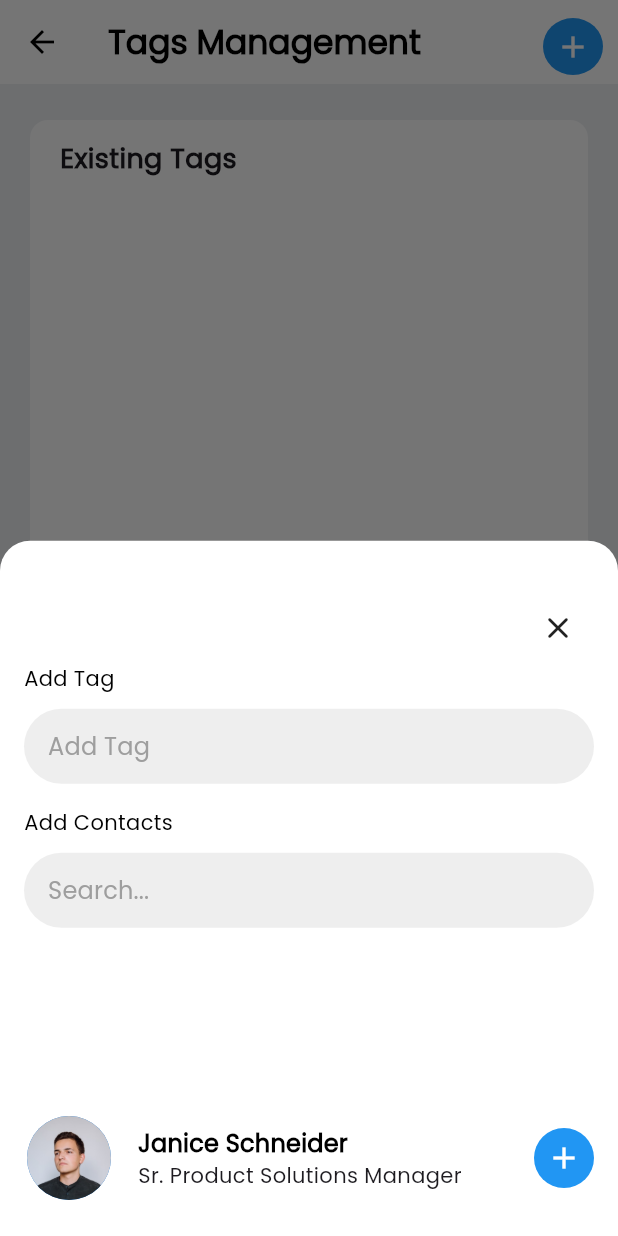
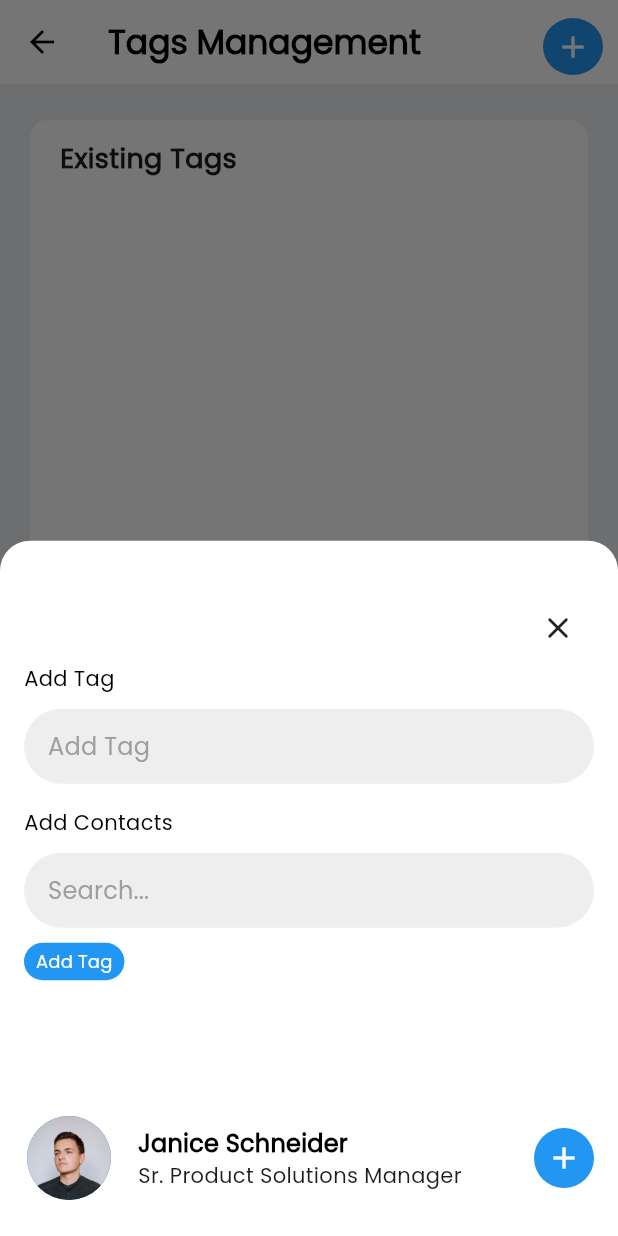
Before and after one commit to vyassharad11/MyIdCard, a Flutter app: the TagManagementScreen screen opened directly, after a tap on the "add" icon, on a phone screen of 412 x 824 dp. Run offline on Flutter 3.47's test engine with Material 3 defaults, Android fonts, the light colour scheme and no system bars; drawn by our look-alikes of loader_overlay; our stand-ins replace another_flushbar, cached_network_image, card_swiper, device_info_plus, dio, dotted_border and 14 more; missing offline and left inert: custom_sliding_segmented_control, flex_color_picker; accounts and stored records are empty; generated files the repository leaves out were written again; network calls fail.

Commit message:
fixed issue

```diff
--- a/lib/bloc/cubit/team_cubit.dart
+++ b/lib/bloc/cubit/team_cubit.dart
@@ -94,10 +94,10 @@ class TeamCubit extends Cubit<ResponseState> {
   Future<void> apiGetUnApproveTeamMember(body) async {
     emit(ResponseStateLoading());
     HttpResponse httpResponse;
-    UtilityDto dto;
+    TeamMembersResponse dto;
     try {
       httpResponse = await teamRepository.apiGetUnApproveTeamMember(body);
-      dto = httpResponse.data as UtilityDto;
+      dto = httpResponse.data as TeamMembersResponse;
       emit(ResponseStateSuccess(dto));
     } on DioError catch (error) {
       emit(ServerError.mapDioErrorToState(error));
--- a/lib/data/network/rest_client.dart
+++ b/lib/data/network/rest_client.dart
@@ -186,7 +186,7 @@ abstract class RestClient {
  @POST("{url}team/get-unapproved-team-member")
   @Header(headerValue)
   @Header(headerContentType)
-  Future<HttpResponse<UtilityDto>> apiGetUnApproveTeamMember(@Path("url") url,
+  Future<HttpResponse<TeamMembersResponse>> apiGetUnApproveTeamMember(@Path("url") url,
       @Header(authorization) token,@Body() body,);
 
  @POST("{url}team/delete/{id}")
--- a/lib/data/repository/team_repository.dart
+++ b/lib/data/repository/team_repository.dart
@@ -96,7 +96,7 @@ class TeamRepository {
     return _apiClient.apiApproveTeamMember(dto,token2,body);
   }
 
-  Future<HttpResponse<UtilityDto>> apiGetUnApproveTeamMember(body) async {
+  Future<HttpResponse<TeamMembersResponse>> apiGetUnApproveTeamMember(body) async {
     token = await Storage().getToken() ?? "";
     var token2 = "Bearer $token";
     var dto = await Network.baseUrl;
--- a/lib/screens/tag/tag_management_screen.dart
+++ b/lib/screens/tag/tag_management_screen.dart
@@ -428,6 +428,31 @@ class _TagManagementScreenState extends State<TagManagementScreen> {
                   ],
                 ),
               ),
+              SizedBox(height: 10,),
+              SizedBox(
+                height: 25,
+                child: ElevatedButton(
+                  style: ElevatedButton.styleFrom(
+                    padding: EdgeInsets.symmetric(
+                        horizontal: 8, vertical: 0),
+                    elevation: 0,
+                    backgroundColor: Colors.blue,
+                    shape: RoundedRectangleBorder(
+                      borderRadius: BorderRadius.circular(16),
+                    ),
+                  ),
+                  onPressed: () {
+                    if(controller.text.isNotEmpty) {
+                      apiAddTag(controller.text);
+                    }
+                    controller.clear();
+                  },
+                  child: const Text(
+                    'Add Tag',
+                    style: TextStyle(fontSize: 12),
+                  ),
+                ),
+              ),
               const Spacer(),
               // Contact Information
               ListTile(
@@ -468,16 +493,10 @@ class _TagManagementScreenState extends State<TagManagementScreen> {
                   ),
                 ),
               ),
+
             ],
           ),
         );
-      },
-    ).whenComplete(
-      () {
-        if(controller.text.isNotEmpty) {
-          apiAddTag(controller.text);
-        }
-        controller.clear();
       },
     );
   }
--- a/lib/screens/team/edit_team.dart
+++ b/lib/screens/team/edit_team.dart
@@ -140,8 +140,8 @@ class _EditTeamPageState extends State<EditTeamPage> {
               if (teamResponse != null &&
                   teamResponse!.data.teamLogo != null) {
                 _selectedImage = File(teamResponse!.data.teamLogo);
-                getTeamMembers(0, "");
               }
+              getTeamMembers(0, "");
             }
             setState(() {});
           },
```
Also changed, not shown: lib/screens/group_module/group_management_member.dart (+48 -17 lines), lib/screens/profile_mosule/profile_new.dart (+14 -8 lines), lib/screens/team/team_member.dart (+27 -8 lines).
